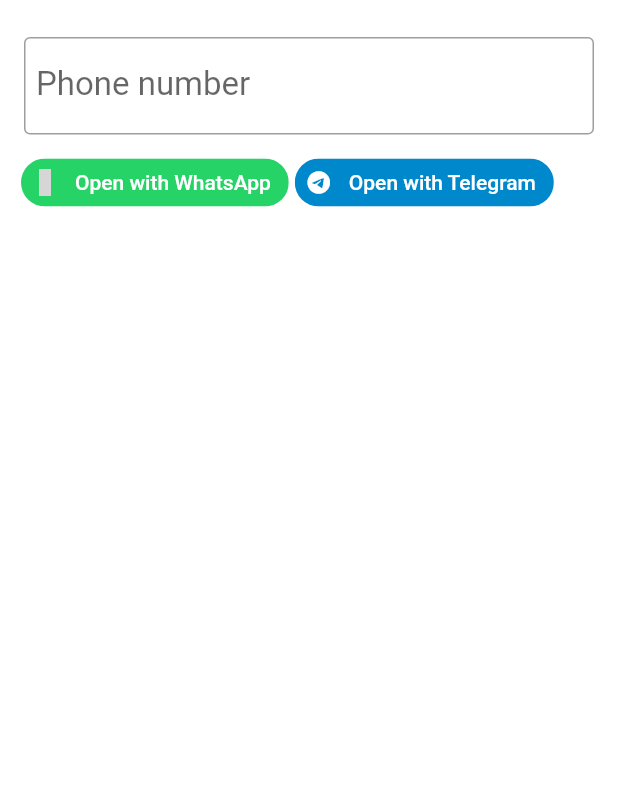
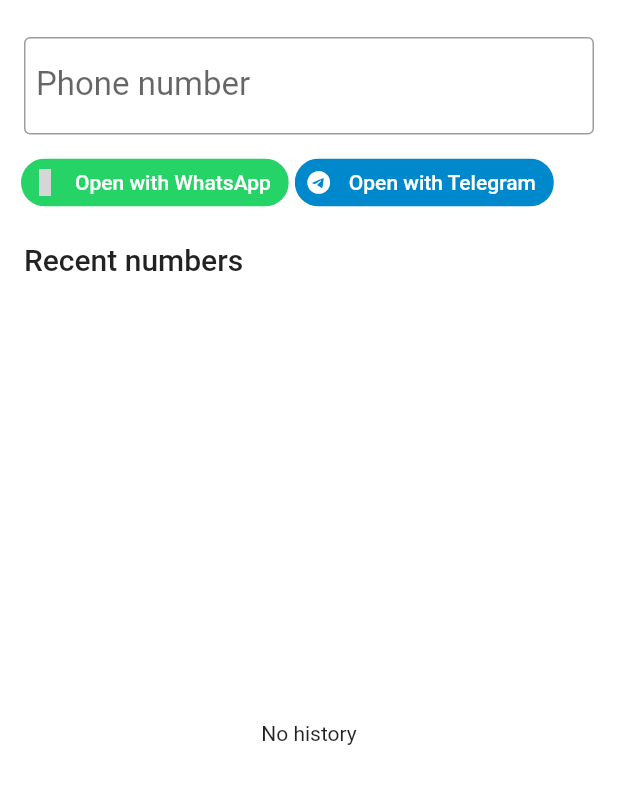
Before and after one commit to trilobitech/zapify, a Flutter app: the screen it shows after launch, on a phone screen of 412 x 824 dp, the part 59-863 px from its top. Run offline on Flutter 3.47's test engine with Material 2 defaults, Android fonts, the phone set to English and light mode, and no system bars; our stand-ins replace freezed_annotation, get_it, rxdart; missing offline and left inert: phone_number, timeago_flutter; generated files the repository leaves out were written again; statements that could not run were skipped; grey boxes are pictures that could not be loaded.

Commit message:
Add recent history

```diff
--- a/lib/app/modules.dart
+++ b/lib/app/modules.dart
@@ -1,5 +1,9 @@
+import 'package:zapfy/features/history/history_module.dart';
 import 'package:zapfy/features/home/home_module.dart';
+import 'package:zapfy/features/shared/shared_module.dart';
 
 void loadModules() {
+  sharedModule();
   homeModule();
+  historyModule();
 }
--- /dev/null
+++ b/lib/features/history/domain/usecase/get_phone_number_history.dart
@@ -0,0 +1,12 @@
+import 'package:zapfy/features/shared/domain/entity/history_entry.dart';
+import 'package:zapfy/features/shared/domain/repository/history_repository.dart';
+
+class GetPhoneNumberHistoryUseCase {
+  GetPhoneNumberHistoryUseCase({
+    required this.repository,
+  });
+
+  IHistoryRepository repository;
+
+  Stream<Set<HistoryEntry>> call() => repository.getAll();
+}
--- /dev/null
+++ b/lib/features/history/presentation/history_controller.dart
@@ -0,0 +1,16 @@
+import 'package:zapfy/features/history/domain/usecase/get_phone_number_history.dart';
+import 'package:zapfy/features/history/presentation/history_state.dart';
+
+class HistoryController {
+  HistoryController({
+    required this.getPhoneNumberHistory,
+  });
+
+  final GetPhoneNumberHistoryUseCase getPhoneNumberHistory;
+
+  late final Stream<HistoryViewState> state = getPhoneNumberHistory().map(
+    (event) => event.isNotEmpty
+        ? HistoryViewState(entries: event.toList())
+        : HistoryViewState.empty(),
+  );
+}
--- /dev/null
+++ b/lib/features/history/presentation/history_page.dart
@@ -0,0 +1,82 @@
+import 'package:flutter/material.dart';
+import 'package:timeago_flutter/timeago_flutter.dart';
+import 'package:zapfy/core/di/inject.dart';
+import 'package:zapfy/core/logger.dart';
+import 'package:zapfy/features/history/presentation/history_controller.dart';
+import 'package:zapfy/features/history/presentation/history_state.dart';
+import 'package:zapfy/features/shared/domain/entity/history_entry.dart';
+
+typedef OnHistoryEntryTap = Function(String phoneNumber);
+
+class HistoryPage extends StatelessWidget {
+  HistoryPage({Key? key, required this.onEntryTap}) : super(key: key);
+
+  late final controller = inject<HistoryController>();
+  final OnHistoryEntryTap onEntryTap;
+
+  @override
+  Widget build(BuildContext context) {
+    final theme = Theme.of(context);
+    return Column(
+      crossAxisAlignment: CrossAxisAlignment.start,
+      children: [
+        Padding(
+          padding: const EdgeInsets.symmetric(horizontal: 16, vertical: 8),
+          child: Text(
+            'Recent numbers',
+            style: theme.textTheme.headline6,
+          ),
+        ),
+        Expanded(
+          child: StreamBuilder(
+            stream: controller.state,
+            builder: (context, AsyncSnapshot<HistoryViewState> snapshot) =>
+                _buildList(snapshot),
+          ),
+        ),
+      ],
+    );
+  }
+
+  Widget _buildList(AsyncSnapshot<HistoryViewState> snapshot) {
+    if (snapshot.hasData) {
+      final state = snapshot.requireData;
+      return state.when(
+        _buildListWidget,
+        empty: _buildEmptyListWidget,
+      );
+    }
+    if (snapshot.hasError) {
+      logError(snapshot.error, snapshot.stackTrace);
+    }
+    return Container();
+  }
+
+  Widget _buildEmptyListWidget() {
+    return const Center(
+      child: Text('No history'),
+    );
+  }
+
+  Widget _buildListWidget(List<HistoryEntry> entries) {
+    return ListView.separated(
+      itemCount: entries.length,
+      itemBuilder: (context, index) => _buildListTile(entries[index]),
+      separatorBuilder: (_, __) => const Divider(height: 0),
+    );
+  }
+
+  Widget _buildListTile(HistoryEntry entry) {
+    return ListTile(
+      // leading: Icon(entries[index].appIcon),
+      title: Text(entry.phoneNumber),
+      trailing: Timeago(
+        date: entry.at,
+        builder: (_, text) => Text(text),
+      ),
+      onTap: () {
+        onEntryTap(entry.phoneNumber);
+      },
+    );
+  }
+}
--- /dev/null
+++ b/lib/features/history/presentation/history_state.dart
@@ -0,0 +1,12 @@
+import 'package:freezed_annotation/freezed_annotation.dart';
+import 'package:zapfy/features/shared/domain/entity/history_entry.dart';
+
+part 'history_state.freezed.dart';
+
+@freezed
+class HistoryViewState with _$HistoryViewState {
+  factory HistoryViewState.empty() = _HistoryViewStateEmpty;
+  factory HistoryViewState({
+    required List<HistoryEntry> entries,
+  }) = _HistoryViewStatePopulated;
+}
--- a/lib/features/home/home_module.dart
+++ b/lib/features/home/home_module.dart
@@ -2,9 +2,7 @@ import 'package:phone_number/phone_number.dart';
 import 'package:zapfy/core/di/definition.dart';
 import 'package:zapfy/core/di/inject.dart';
 import 'package:zapfy/features/home/data/repository/chat_app_repository.dart';
-import 'package:zapfy/features/home/data/repository/history_repository.dart';
 import 'package:zapfy/features/home/domain/repository/chat_app_repository.dart';
-import 'package:zapfy/features/home/domain/repository/history_repository.dart';
 import 'package:zapfy/features/home/domain/usecase/get_chat_apps.dart';
 import 'package:zapfy/features/home/domain/usecase/save_phone_number_history.dart';
 import 'package:zapfy/features/home/presentation/home_controller.dart';
@@ -35,8 +33,4 @@ void homeModule() {
   registerFactory<IChatAppRepository>(
     () => ChatAppRepository(),
   );
-
-  registerFactory<IHistoryRepository>(
-    () => HistoryRepository(),
-  );
 }
--- /dev/null
+++ b/lib/features/shared/domain/entity/history_entry.dart
@@ -0,0 +1,20 @@
+import 'package:flutter/material.dart';
+
+class HistoryEntry {
+  HistoryEntry({
+    required this.phoneNumber,
+    required this.at,
+  });
+
+  String phoneNumber;
+  DateTime at;
+
+  @override
+  int get hashCode => phoneNumber.hashCode;
+
+  @override
+  bool operator ==(Object other) {
+    return super == other ||
+        (other is HistoryEntry && other.phoneNumber == phoneNumber);
+  }
+}
--- a/pubspec.yaml
+++ b/pubspec.yaml
@@ -40,6 +40,8 @@ dependencies:
   freezed_annotation: ^2.0.3
   rxdart: ^0.27.4
   get_it: ^7.2.0
+  timeago: ^3.2.2
+  timeago_flutter: ^1.1.0
 
 dev_dependencies:
   flutter_test:
```
Also changed, not shown: lib/features/history/history_module.dart (added, +18 -0 lines), lib/features/home/data/repository/history_repository.dart (deleted, +0 -17 lines), lib/features/home/domain/entity/history_entry.dart (deleted, +0 -13 lines), lib/features/home/domain/repository/history_repository.dart (deleted, +0 -7 lines), lib/features/home/domain/usecase/get_phone_number_history.dart (deleted, +0 -12 lines), lib/features/home/domain/usecase/save_phone_number_history.dart (+2 -5 lines), lib/features/home/presentation/home_controller.dart (+18 -2 lines), lib/features/home/presentation/home_page.dart (+18 -2 lines), lib/features/shared/data/repository/history_repository.dart (added, +17 -0 lines), lib/features/shared/domain/repository/history_repository.dart (added, +7 -0 lines), lib/features/shared/shared_module.dart (added, +9 -0 lines), pubspec.lock.
